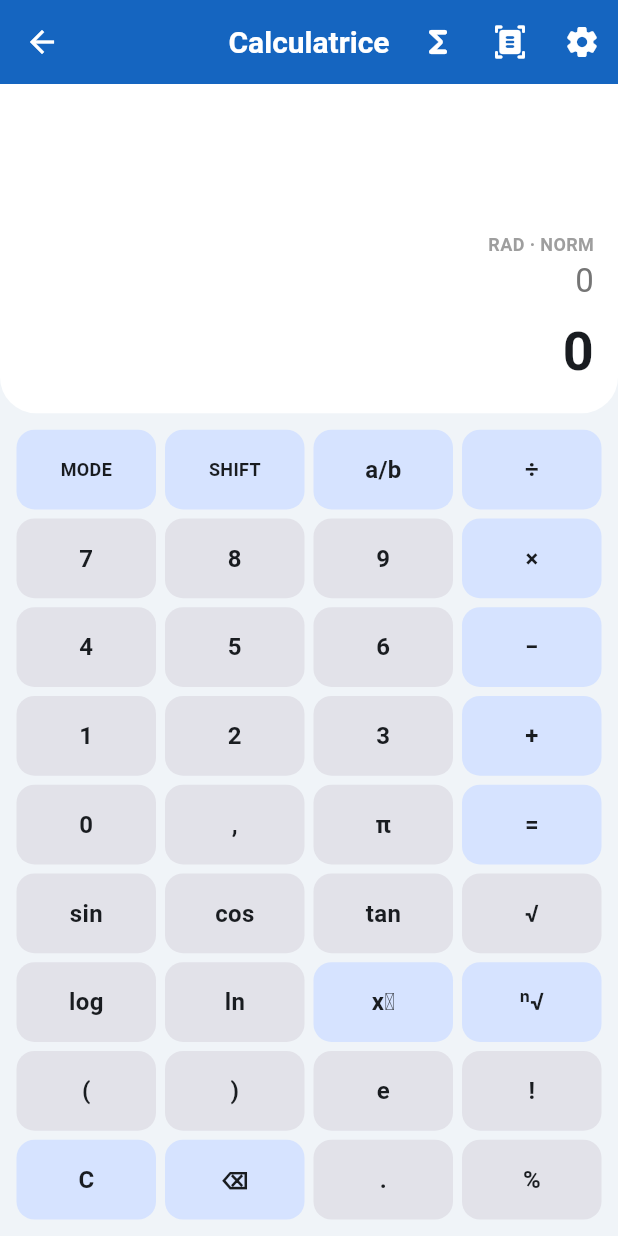
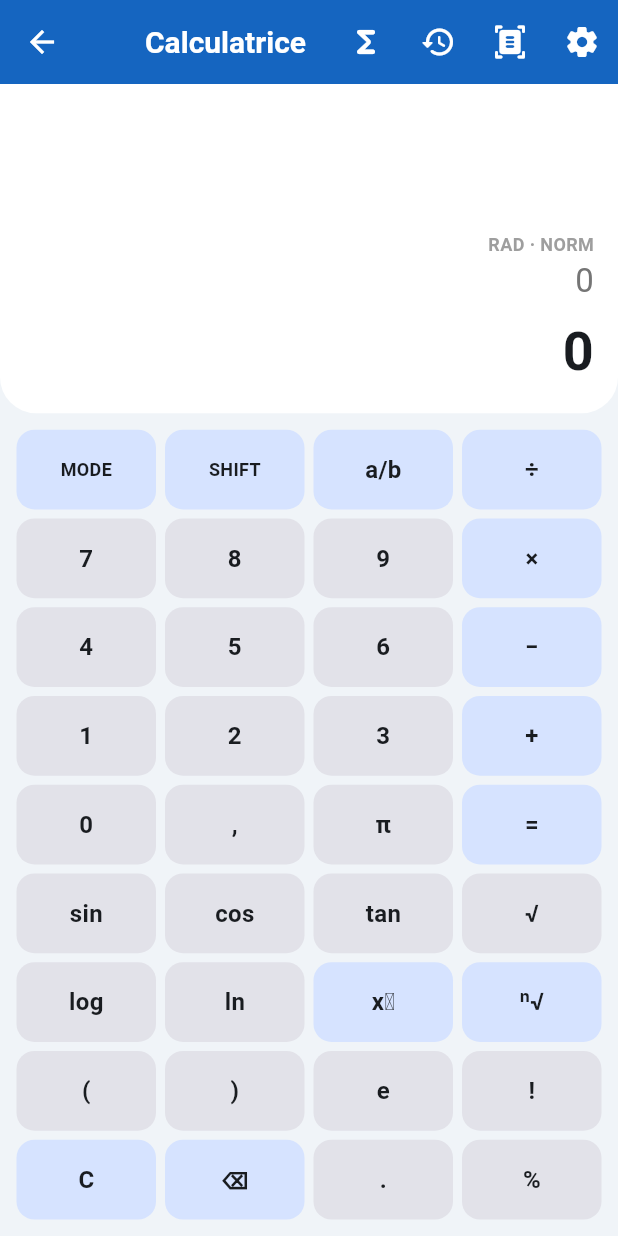
Before and after one commit to alexchep47-gif/calc-for-all, a Flutter app: the CalculatorScreen screen opened by its route, on a phone screen of 412 x 824 dp. Run offline on Flutter 3.47's test engine with Material 3 defaults, Android fonts, the phone set to English and light mode, and no system bars; our stand-ins replace flutter_animate, image_picker, math_expressions, pdf, printing, share_plus and 1 more; missing offline and left inert: google_mlkit_text_recognition; accounts and stored records are empty.

Commit message:
Add calculator history action

```diff
--- a/lib/features/calculator/calculator_screen.dart
+++ b/lib/features/calculator/calculator_screen.dart
@@ -327,6 +327,11 @@ class _CalculatorScreenState extends State<CalculatorScreen> {
             onPressed: () => Navigator.pushNamed(context, AppRoutes.graph),
           ),
           IconButton(
+            icon: const Icon(Icons.history_rounded),
+            tooltip: 'Historique',
+            onPressed: () => Navigator.pushNamed(context, AppRoutes.history),
+          ),
+          IconButton(
             icon: const Icon(Icons.document_scanner_rounded),
             tooltip: 'Lire une expression avec l’OCR',
             onPressed: _scanExpression,
```
